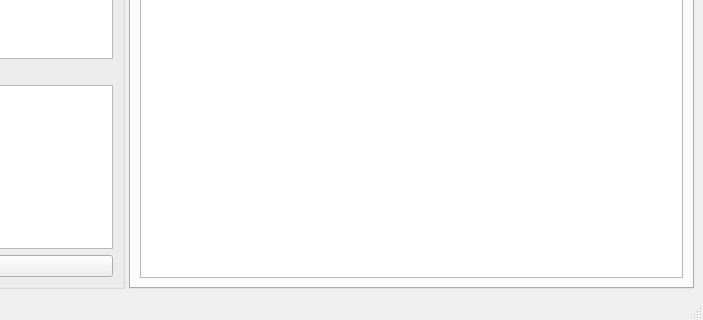
Above: node_editor/gui.ui from softdevteam/eco before the change; both pictures show x 453 to 1156 and y 433 to 753 of the 1156 by 753 pixel window. Below: the same form after it.
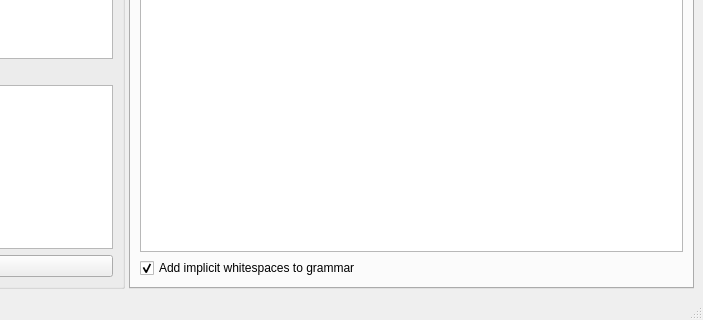
That is the form after the change. The open tabs and pages were chosen to show the change. Custom widgets are drawn as their Qt base class.

Commit message: added checkboxes to toggle whitespace behaviour

```diff
--- a/node_editor/gui.ui
+++ b/node_editor/gui.ui
@@ -130,10 +130,20 @@
         <attribute name="title">
          <string>Grammars</string>
         </attribute>
-        <layout class="QHBoxLayout" name="horizontalLayout">
+        <layout class="QVBoxLayout" name="verticalLayout_4">
          <item>
           <widget class="QListWidget" name="listWidget"/>
          </item>
+         <item>
+          <widget class="QCheckBox" name="cb_add_implicit_ws">
+           <property name="text">
+            <string>Add implicit whitespaces to grammar</string>
+           </property>
+           <property name="checked">
+            <bool>true</bool>
+           </property>
+          </widget>
+         </item>
         </layout>
        </widget>
       </widget>
```
Left out of the diff: 12 changed lines with no effect on the pictures. The commit also changes 1 other file.
